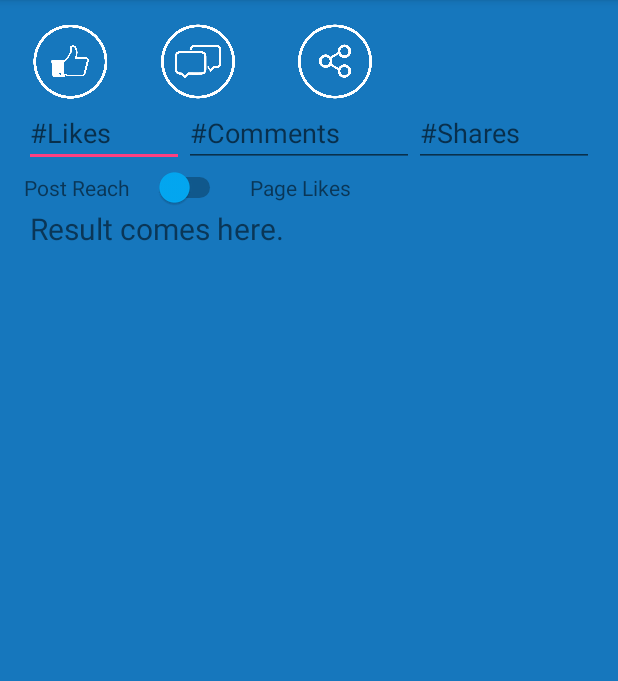
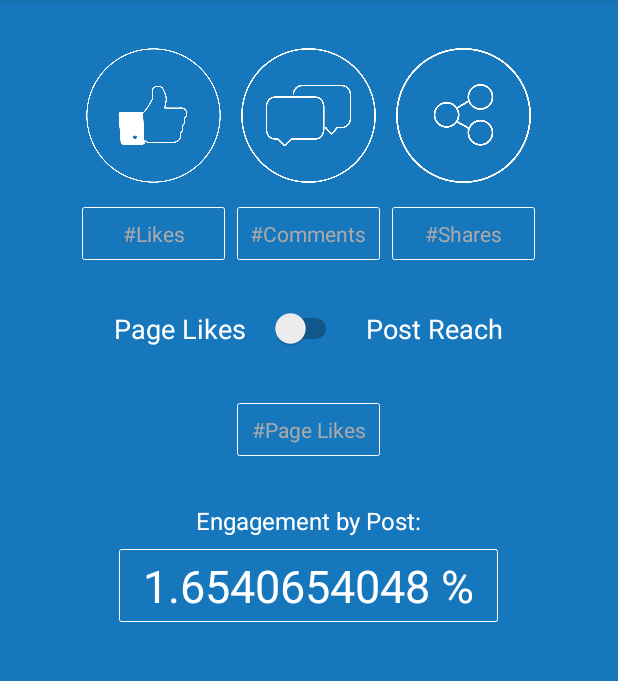
Before and after one commit to dvelle/FacebookEngagementCalculator, an Android app: the screen it shows after launch (MainActivity), on a phone screen of 412 x 824 dp, the part 84-765 px from its top. Run offline under Robolectric (Android 15) with nearby library versions, the phone set to English and light mode, and no system bars.

Commit message:
Design Changes

```diff
--- a/app/src/main/java/com/mapplinks/facebookengagementcalculator/MainActivity.java
+++ b/app/src/main/java/com/mapplinks/facebookengagementcalculator/MainActivity.java
@@ -23,7 +23,7 @@ public class MainActivity extends AppCompatActivity {
         final EditText postLikesNumber = (EditText) findViewById(R.id.likes);
         final EditText postCommentsNumber = (EditText) findViewById(R.id.comments);
         final EditText postSharesNumber = (EditText) findViewById(R.id.shares);
-        final TextView postResult = (TextView) findViewById(R.id.result);
+//        final TextView postResult = (TextView) findViewById(R.id.result);
 //        final EditText postReachNumber = (EditText) findViewById(R.id.reach);
 //        final EditText pageLikeNumber = (EditText) findViewById(R.id.page_likes);
 
--- /dev/null
+++ b/app/src/main/res/drawable/rect_box.xml
@@ -0,0 +1,9 @@
+<?xml version="1.0" encoding="utf-8"?>
+<shape xmlns:android="http://schemas.android.com/apk/res/android"
+    android:shape="rectangle">
+    <solid android:color="#00000000" />
+    <stroke
+        android:width="0.5dp"
+        android:color="#ffffff" />
+    <corners android:radius="1dp" />
+</shape>
--- a/app/src/main/res/layout/content_main.xml
+++ b/app/src/main/res/layout/content_main.xml
@@ -4,84 +4,167 @@
     xmlns:tools="http://schemas.android.com/tools"
     android:layout_width="match_parent"
     android:layout_height="match_parent"
-    android:orientation="vertical"
-    android:padding="@dimen/activity_horizontal_margin"
+    android:paddingBottom="@dimen/activity_horizontal_margin"
     app:layout_behavior="@string/appbar_scrolling_view_behavior"
     tools:context=".MainActivity"
     tools:showIn="@layout/activity_main">
 
+    <ScrollView
+        android:layout_width="match_parent"
+        android:layout_height="match_parent">
+
+        <LinearLayout
+            android:layout_width="match_parent"
+            android:layout_height="match_parent"
+            android:orientation="vertical">
+
             <TableLayout
                 android:layout_width="match_parent"
-        android:layout_height="wrap_content">
+                android:layout_height="wrap_content"
+                android:layout_marginTop="@dimen/top_margin">
 
-        <TableRow>
+                <TableRow
+                    android:layout_width="match_parent"
+                    android:layout_height="wrap_content"
+                    android:gravity="center">
+
                     <ImageView
-                android:layout_width="50dp"
-                android:layout_height="50dp"
-                android:src="@drawable/ic_like"/>
+                        android:layout_width="@dimen/image_dimen"
+                        android:layout_height="@dimen/image_dimen"
+                        android:layout_marginRight="@dimen/activity_vertical_margin"
+                        android:src="@drawable/ic_like" />
+
                     <ImageView
-                android:layout_width="50dp"
-                android:layout_height="50dp"
-                android:src="@drawable/ic_comment"/>
+                        android:layout_width="@dimen/image_dimen"
+                        android:layout_height="@dimen/image_dimen"
+                        android:src="@drawable/ic_comment" />
+
                     <ImageView
-                android:layout_width="50dp"
-                android:layout_height="50dp"
-                android:src="@drawable/ic_share"/>
+                        android:layout_width="@dimen/image_dimen"
+                        android:layout_height="@dimen/image_dimen"
+                        android:layout_marginLeft="@dimen/activity_vertical_margin"
+                        android:src="@drawable/ic_share" />
                 </TableRow>
-        <TableRow>
+
+                <TableRow
+                    android:layout_width="match_parent"
+                    android:layout_height="wrap_content"
+                    android:layout_marginTop="@dimen/activity_horizontal_margin"
+                    android:gravity="center">
 
                     <EditText
                         android:id="@+id/likes"
-                android:layout_weight="1"
+                        android:layout_width="@dimen/box_width"
+                        android:layout_height="wrap_content"
+                        android:layout_marginRight="@dimen/activity_vertical_margin"
+                        android:background="@drawable/rect_box"
+                        android:gravity="center"
                         android:hint="#Likes"
-                android:inputType="number" />
+                        android:inputType="number"
+                        android:padding="8dp"
+                        android:textColor="@android:color/white"
+                        android:textColorHint="@android:color/darker_gray"
+                        android:textSize="@dimen/ip_size" />
 
                     <EditText
                         android:id="@+id/comments"
-                android:layout_weight="1"
+                        android:layout_width="@dimen/box_width"
+                        android:background="@drawable/rect_box"
+                        android:gravity="center"
                         android:hint="#Comments"
-                android:inputType="number" />
+                        android:inputType="number"
+                        android:padding="8dp"
+                        android:textColor="@android:color/white"
+                        android:textColorHint="@android:color/darker_gray"
+                        android:textSize="@dimen/ip_size" />
 
                     <EditText
                         android:id="@+id/shares"
-                android:layout_weight="1"
+                        android:layout_width="@dimen/box_width"
+                        android:layout_marginLeft="@dimen/activity_vertical_margin"
+                        android:background="@drawable/rect_box"
+                        android:gravity="center"
                         android:hint="#Shares"
-                android:inputType="number" />
+                        android:inputType="number"
+                        android:padding="8dp"
+                        android:textColor="@android:color/white"
+                        android:textColorHint="@android:color/darker_gray"
+                        android:textSize="@dimen/ip_size" />
                 </TableRow>
             </TableLayout>
 
 
             <TableRow
                 android:layout_width="match_parent"
-        android:layout_height="wrap_content">
+                android:layout_height="wrap_content"
+                android:layout_marginTop="@dimen/top_margin"
+                android:gravity="center">
 
                 <TextView
                     android:id="@+id/post_reach_view"
                     android:layout_width="wrap_content"
                     android:layout_height="wrap_content"
-            android:text="Post Reach" />
+                    android:text="Page Likes"
+                    android:textColor="@color/primary_text_material_dark"
+                    android:textSize="@dimen/text_size" />
 
                 <Switch
-            android:paddingLeft="@dimen/activity_horizontal_margin"
-            android:paddingRight="@dimen/activity_horizontal_margin"
                     android:id="@+id/choice"
                     android:layout_width="wrap_content"
                     android:layout_height="wrap_content"
-            android:thumbTint="@color/colorPrimary"/>
+                    android:paddingLeft="@dimen/activity_horizontal_margin"
+                    android:paddingRight="@dimen/activity_horizontal_margin"
+                    android:shadowColor="@color/primary_text_material_dark" />
 
                 <TextView
                     android:id="@+id/page_likes_view"
                     android:layout_width="wrap_content"
                     android:layout_height="wrap_content"
-            android:text="Page Likes" />
+                    android:text="Post Reach"
+                    android:textColor="@color/primary_text_material_dark"
+                    android:textSize="@dimen/text_size" />
 
             </TableRow>
 
+            <EditText
+                android:id="@+id/second_value"
+                android:layout_width="@dimen/box_width"
+                android:layout_height="wrap_content"
+                android:layout_gravity="center"
+                android:layout_marginTop="36dp"
+                android:background="@drawable/rect_box"
+                android:gravity="center"
+                android:hint="#Page Likes"
+                android:inputType="number"
+                android:padding="8dp"
+                android:textColor="@android:color/white"
+                android:textColorHint="@android:color/darker_gray"
+                android:textSize="@dimen/ip_size" />
+
             <TextView
+                android:id="@+id/result_caption"
+                android:layout_width="wrap_content"
+                android:layout_height="match_parent"
+                android:layout_gravity="center"
+                android:layout_marginTop="@dimen/top_margin"
+                android:text="Engagement by Post:"
+                android:textColor="@android:color/white"
+                android:textSize="16sp" />
+
+            <TextView
+                android:layout_marginTop="@dimen/activity_vertical_margin"
                 android:id="@+id/result"
+                android:paddingTop="4dp"
+                android:paddingBottom="4dp"
+                android:paddingRight="@dimen/activity_horizontal_margin"
+                android:paddingLeft="@dimen/activity_horizontal_margin"
+                android:layout_gravity="center"
                 android:layout_width="wrap_content"
                 android:layout_height="wrap_content"
-        android:paddingLeft="4dp"
-        android:text="Result comes here."
-        android:textSize="20sp" />
+                android:background="@drawable/rect_box"
+                android:textColor="@android:color/white"
+                android:textSize="30sp"
+                android:text="1.6540654048 %"/>
         </LinearLayout>
+    </ScrollView>
+</LinearLayout>
--- a/app/src/main/res/values/colors.xml
+++ b/app/src/main/res/values/colors.xml
@@ -2,8 +2,7 @@
 <resources>
     <color name="colorPrimary">#03a9f4</color>
     <color name="colorPrimaryDark">#0288d1</color>
-    <color name="colorAccent">#FF4081</color>
-
+    <color name="colorAccent">#ff5252</color>
     <color name="background_material_light">#1677bd</color>
     <color name="primary_text_material_light">#ffffff</color>
     <color name="primary_text_material_dark">#ffffff</color>
--- a/app/src/main/res/values/dimens.xml
+++ b/app/src/main/res/values/dimens.xml
@@ -1,6 +1,11 @@
 <resources>
     <!-- Default screen margins, per the Android Design guidelines. -->
     <dimen name="activity_horizontal_margin">16dp</dimen>
-    <dimen name="activity_vertical_margin">16dp</dimen>
-   <dimen name="image_dimen">60dp</dimen>
+    <dimen name="top_margin">32dp</dimen>
+    <dimen name="activity_vertical_margin">8dp</dimen>
+    <dimen name="image_dimen">90dp</dimen>
+    <dimen name="box_padding">4dp</dimen>
+    <dimen name="box_width">95dp</dimen>
+    <dimen name="ip_size">14sp</dimen>
+    <dimen name="text_size">18sp</dimen>
 </resources>
```
Also changed, not shown: app/src/main/res/drawable/ic_comment.png, app/src/main/res/drawable/ic_like.png, app/src/main/res/drawable/ic_share.png. Lines whose indentation alone changed are shown as unchanged.
